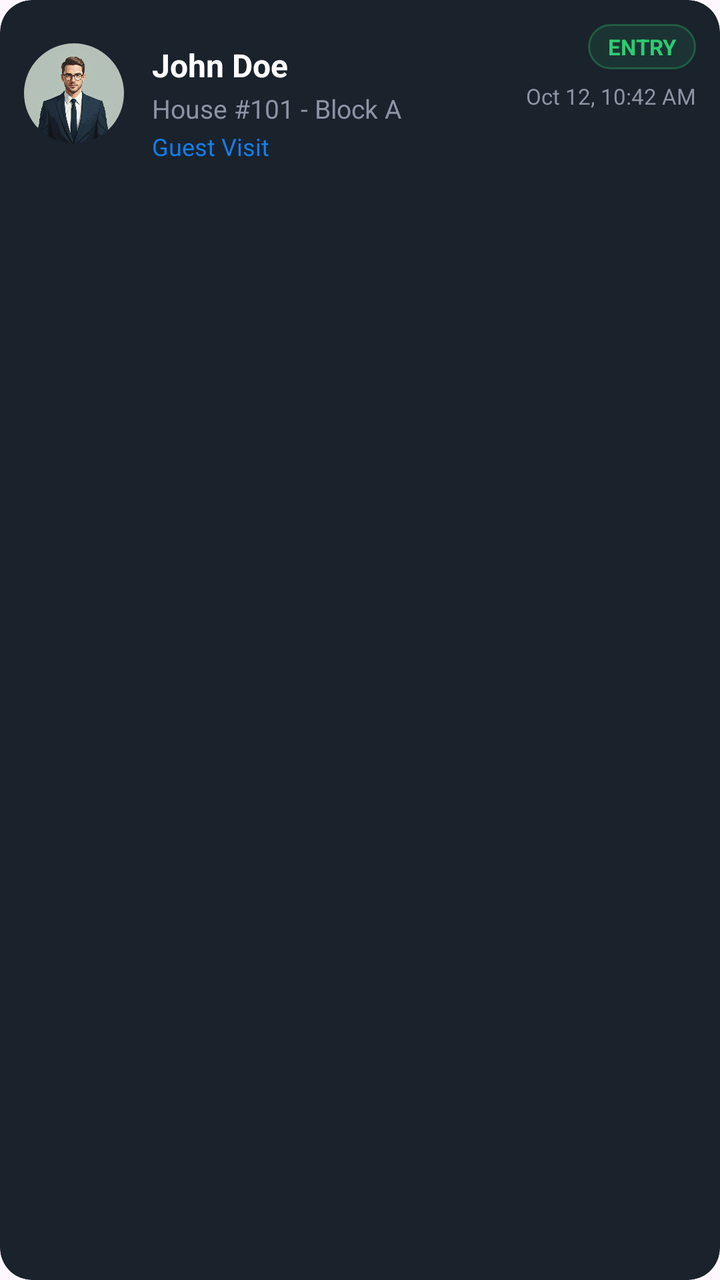
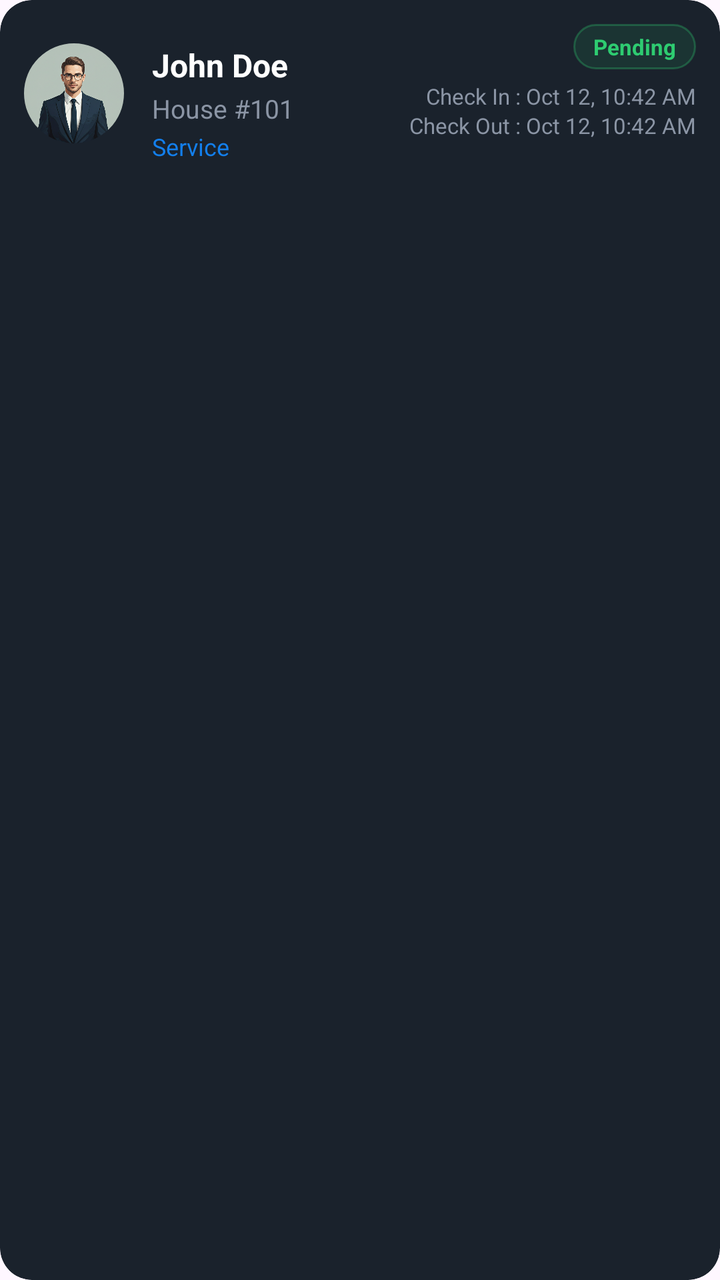

Two renders of the same Android screen: before a commit and after it. Below are the layout's source before the change and the commit's diff.
<!-- AndroidManifest.xml: application theme Theme.HouseVisitorManagementSystem -->
<!-- res/layout/item_all_visitor.xml -->
<?xml version="1.0" encoding="utf-8"?>
<com.google.android.material.card.MaterialCardView xmlns:android="http://schemas.android.com/apk/res/android"
    xmlns:app="http://schemas.android.com/apk/res-auto"
    xmlns:tools="http://schemas.android.com/tools"
    android:layout_width="match_parent"
    android:layout_height="wrap_content"
    android:layout_marginHorizontal="16dp"
    android:layout_marginVertical="6dp"
    app:cardBackgroundColor="@color/card_dark_bg"
    app:cardCornerRadius="16dp"
    app:cardElevation="0dp"
    app:strokeWidth="0dp">

    <androidx.constraintlayout.widget.ConstraintLayout
        android:layout_width="match_parent"
        android:layout_height="wrap_content"
        android:padding="12dp">

        
        <com.google.android.material.imageview.ShapeableImageView
            android:id="@+id/ivVisitorPhoto"
            android:layout_width="50dp"
            android:layout_height="50dp"
            android:scaleType="centerCrop"
            android:src="@drawable/person_image"
            app:layout_constraintBottom_toBottomOf="parent"
            app:layout_constraintStart_toStartOf="parent"
            app:layout_constraintTop_toTopOf="parent"
            app:shapeAppearanceOverlay="@style/CircleImage" />

        
        <TextView
            android:id="@+id/tvVisitorName"
            android:layout_width="0dp"
            android:layout_height="wrap_content"
            android:layout_marginStart="14dp"
            android:text="John Doe"
            android:textColor="@color/white"
            android:textSize="16sp"
            android:textStyle="bold"
            app:layout_constraintEnd_toStartOf="@id/statusBadge"
            app:layout_constraintStart_toEndOf="@id/ivVisitorPhoto"
            app:layout_constraintTop_toTopOf="@id/ivVisitorPhoto" />

        <TextView
            android:id="@+id/tvHouseInfo"
            android:layout_width="0dp"
            android:layout_height="wrap_content"
            android:layout_marginTop="2dp"
            android:text="House #101 - Block A"
            android:textColor="@color/text_grey"
            android:textSize="13sp"
            app:layout_constraintEnd_toStartOf="@id/tvTimeDate"
            app:layout_constraintStart_toStartOf="@id/tvVisitorName"
            app:layout_constraintTop_toBottomOf="@id/tvVisitorName" />

        <TextView
            android:id="@+id/tvVisitType"
            android:layout_width="wrap_content"
            android:layout_height="wrap_content"
            android:layout_marginTop="2dp"
            android:text="Guest Visit"
            android:textColor="@color/bright_azure_blue"
            android:textSize="12sp"
            app:layout_constraintStart_toStartOf="@id/tvVisitorName"
            app:layout_constraintTop_toBottomOf="@id/tvHouseInfo" />

        
        <TextView
            android:id="@+id/statusBadge"
            android:layout_width="wrap_content"
            android:layout_height="wrap_content"
            android:background="@drawable/bg_valid_badge"
            android:paddingHorizontal="10dp"
            android:paddingVertical="4dp"
            android:text="ENTRY"
            android:textColor="@color/status_green"
            android:textSize="11sp"
            android:textStyle="bold"
            app:layout_constraintEnd_toEndOf="parent"
            app:layout_constraintTop_toTopOf="parent" />

        <TextView
            android:id="@+id/tvTimeDate"
            android:layout_width="wrap_content"
            android:layout_height="wrap_content"
            android:layout_marginTop="6dp"
            android:text="Oct 12, 10:42 AM"
            android:textColor="@color/text_grey"
            android:textSize="11sp"
            app:layout_constraintEnd_toEndOf="parent"
            app:layout_constraintTop_toBottomOf="@id/statusBadge" />

    </androidx.constraintlayout.widget.ConstraintLayout>

</com.google.android.material.card.MaterialCardView>
<!-- resources referenced by this layout -->
<resources>
  <color name="bright_azure_blue">#137fec</color>
  <color name="card_dark_bg">#1A222C</color>
  <color name="status_green">#2ECC71</color>
  <color name="text_grey">#8B95A5</color>
  <color name="white">#FFFFFF</color>
  <!-- drawable bg_valid_badge (drawable) -->
  <?xml version="1.0" encoding="utf-8"?>
  <shape xmlns:android="http://schemas.android.com/apk/res/android">
      <solid android:color="#1A2ECC71" />
      <corners android:radius="20dp" />
      <stroke android:width="1dp" android:color="#4D2ECC71" />
  </shape>
  <!-- drawable person_image: png bitmap (drawable, 263217 bytes) -->
  <style name="CircleImage">
          <item name="cornerSize">50%</item>
      </style>
  <style name="Theme.HouseVisitorManagementSystem" parent="Base.Theme.HouseVisitorManagementSystem" />
  <style name="Base.Theme.HouseVisitorManagementSystem" parent="Theme.Material3.DayNight.NoActionBar">
          
          
      </style>
</resources>

<!-- the commit's change to res/layout/item_all_visitor.xml (unified diff, before → after) -->
@@ -18,7 +18,7 @@
 
         
         <com.google.android.material.imageview.ShapeableImageView
-            android:id="@+id/ivVisitorPhoto"
+            android:id="@+id/visitorImage"
             android:layout_width="50dp"
             android:layout_height="50dp"
             android:scaleType="centerCrop"
@@ -30,7 +30,7 @@
 
         
         <TextView
-            android:id="@+id/tvVisitorName"
+            android:id="@+id/visitorName"
             android:layout_width="0dp"
             android:layout_height="wrap_content"
             android:layout_marginStart="14dp"
@@ -38,42 +38,42 @@
             android:textColor="@color/white"
             android:textSize="16sp"
             android:textStyle="bold"
-            app:layout_constraintEnd_toStartOf="@id/statusBadge"
-            app:layout_constraintStart_toEndOf="@id/ivVisitorPhoto"
-            app:layout_constraintTop_toTopOf="@id/ivVisitorPhoto" />
+            app:layout_constraintEnd_toStartOf="@id/visitorStatus"
+            app:layout_constraintStart_toEndOf="@id/visitorImage"
+            app:layout_constraintTop_toTopOf="@id/visitorImage" />
 
         <TextView
-            android:id="@+id/tvHouseInfo"
+            android:id="@+id/visitorHouseInfo"
             android:layout_width="0dp"
             android:layout_height="wrap_content"
             android:layout_marginTop="2dp"
-            android:text="House #101 - Block A"
+            android:text="House #101"
             android:textColor="@color/text_grey"
             android:textSize="13sp"
-            app:layout_constraintEnd_toStartOf="@id/tvTimeDate"
-            app:layout_constraintStart_toStartOf="@id/tvVisitorName"
-            app:layout_constraintTop_toBottomOf="@id/tvVisitorName" />
+            app:layout_constraintEnd_toStartOf="@id/visitorCheckIn"
+            app:layout_constraintStart_toStartOf="@id/visitorName"
+            app:layout_constraintTop_toBottomOf="@id/visitorName" />
 
         <TextView
-            android:id="@+id/tvVisitType"
+            android:id="@+id/visitorPurpose"
             android:layout_width="wrap_content"
             android:layout_height="wrap_content"
             android:layout_marginTop="2dp"
-            android:text="Guest Visit"
+            android:text="Service"
             android:textColor="@color/bright_azure_blue"
             android:textSize="12sp"
-            app:layout_constraintStart_toStartOf="@id/tvVisitorName"
-            app:layout_constraintTop_toBottomOf="@id/tvHouseInfo" />
+            app:layout_constraintStart_toStartOf="@id/visitorName"
+            app:layout_constraintTop_toBottomOf="@id/visitorHouseInfo" />
 
         
         <TextView
-            android:id="@+id/statusBadge"
+            android:id="@+id/visitorStatus"
             android:layout_width="wrap_content"
             android:layout_height="wrap_content"
             android:background="@drawable/bg_valid_badge"
             android:paddingHorizontal="10dp"
             android:paddingVertical="4dp"
-            android:text="ENTRY"
+            android:text="Pending"
             android:textColor="@color/status_green"
             android:textSize="11sp"
             android:textStyle="bold"
@@ -81,15 +81,25 @@
             app:layout_constraintTop_toTopOf="parent" />
 
         <TextView
-            android:id="@+id/tvTimeDate"
+            android:id="@+id/visitorCheckIn"
             android:layout_width="wrap_content"
             android:layout_height="wrap_content"
             android:layout_marginTop="6dp"
-            android:text="Oct 12, 10:42 AM"
+            android:text="Check In : Oct 12, 10:42 AM"
             android:textColor="@color/text_grey"
             android:textSize="11sp"
             app:layout_constraintEnd_toEndOf="parent"
-            app:layout_constraintTop_toBottomOf="@id/statusBadge" />
+            app:layout_constraintTop_toBottomOf="@id/visitorStatus" />
+
+        <TextView
+            android:id="@+id/visitorCheckOut"
+            android:layout_width="wrap_content"
+            android:layout_height="wrap_content"
+            android:text="Check Out : Oct 12, 10:42 AM"
+            android:textColor="@color/text_grey"
+            android:textSize="11sp"
+            app:layout_constraintEnd_toEndOf="parent"
+            app:layout_constraintTop_toBottomOf="@id/visitorCheckIn" />
 
     </androidx.constraintlayout.widget.ConstraintLayout>
 
